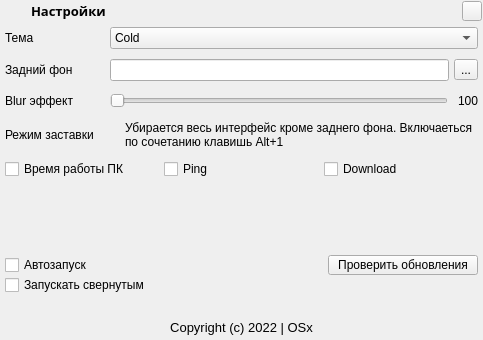
Curicano/OverlayGT, file main/ui/widget_2.ui: the form before one commit.
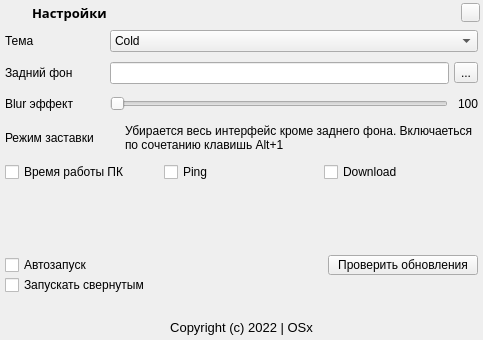
The form after the commit. Icons and pictures are not drawn.

```diff
--- a/main/ui/widget_2.ui
+++ b/main/ui/widget_2.ui
@@ -28,10 +28,16 @@
    </property>
    <item>
     <widget class="QFrame" name="f_title">
+     <property name="minimumSize">
+      <size>
+       <width>0</width>
+       <height>25</height>
+      </size>
+     </property>
      <property name="maximumSize">
       <size>
        <width>16777215</width>
-       <height>30</height>
+       <height>25</height>
       </size>
      </property>
      <layout class="QHBoxLayout" name="_3">
@@ -39,23 +45,29 @@
        <number>10</number>
       </property>
       <property name="leftMargin">
-       <number>1</number>
+       <number>3</number>
       </property>
       <property name="topMargin">
-       <number>1</number>
+       <number>3</number>
       </property>
       <property name="rightMargin">
-       <number>1</number>
+       <number>3</number>
       </property>
       <property name="bottomMargin">
-       <number>1</number>
+       <number>3</number>
       </property>
       <item>
        <widget class="QLabel" name="l_icon_title">
+        <property name="minimumSize">
+         <size>
+          <width>19</width>
+          <height>19</height>
+         </size>
+        </property>
         <property name="maximumSize">
          <size>
-          <width>20</width>
-          <height>20</height>
+          <width>19</width>
+          <height>19</height>
          </size>
         </property>
         <property name="pixmap">
@@ -83,16 +95,10 @@
       </item>
       <item>
        <widget class="QPushButton" name="btn_hide">
-        <property name="minimumSize">
-         <size>
-          <width>20</width>
-          <height>20</height>
-         </size>
-        </property>
         <property name="maximumSize">
          <size>
-          <width>20</width>
-          <height>20</height>
+          <width>19</width>
+          <height>16777215</height>
          </size>
         </property>
         <property name="icon">
```
